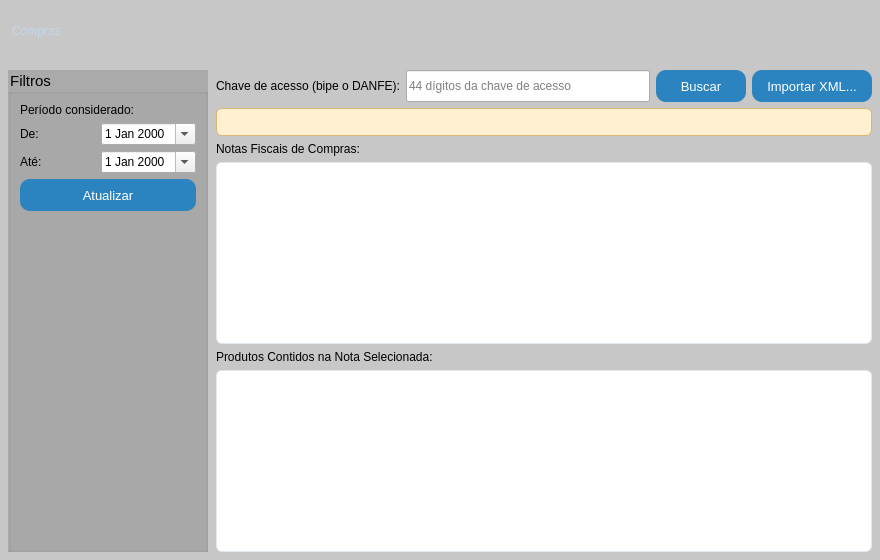
This is src/entradas.ui in rayansl0302/QEstoqueLoja as Qt 5 draws it before an edit. The edited form follows.
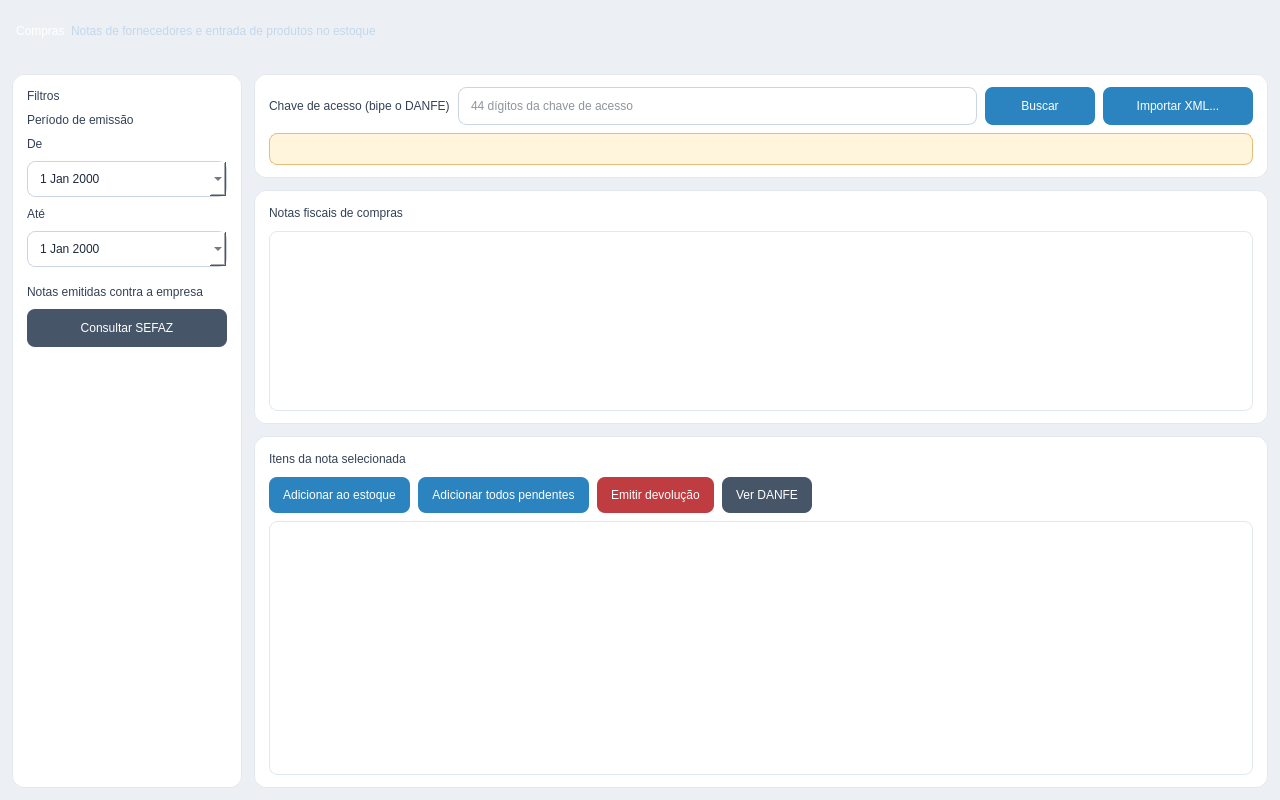
This is the edited form. Icons and pictures are not drawn.

Commit message: feat/compras-adicionar

Diff of the .ui file:
```diff
--- a/src/entradas.ui
+++ b/src/entradas.ui
@@ -6,14 +6,14 @@
    <rect>
     <x>0</x>
     <y>0</y>
-    <width>880</width>
-    <height>560</height>
+    <width>1280</width>
+    <height>800</height>
    </rect>
   </property>
   <property name="minimumSize">
    <size>
-    <width>750</width>
-    <height>480</height>
+    <width>1000</width>
+    <height>640</height>
    </size>
   </property>
   <property name="windowTitle">
@@ -22,15 +22,14 @@
   <property name="styleSheet">
    <string notr="true">
 #Entradas {
-  background-color: rgb(199, 199, 199);
-  background-color: qlineargradient(spread:pad, x1:0, y1:0, x2:1, y2:0,
-    stop:0 rgba(199, 199, 199, 255), stop:1 rgba(170, 170, 170, 255));
+  background-color: rgb(236, 240, 245);
 }
 QPushButton {
   background-color: rgb(43, 132, 191);
   color: rgb(255, 255, 255);
-  font-size: 13px;
-  border-radius: 10px;
+  font: 600 10pt &quot;Segoe UI&quot;;
+  border-radius: 8px;
+  padding: 0 14px;
 }
 QPushButton:hover {
   background-color: rgb(13, 92, 161);
@@ -41,29 +40,80 @@
   font-size: 13px;
   border-radius: 10px;
 }
-QGroupBox {
-  background-color: rgb(170, 170, 170);
-  font: 700 9pt &quot;Segoe UI&quot;;
-  font-size: 15px;
+QPushButton:disabled {
+  background-color: rgb(190, 200, 212);
+  color: rgb(245, 247, 250);
+}
+QPushButton#Btn_Devolucao {
+  background-color: rgb(191, 61, 64);
+}
+QPushButton#Btn_Devolucao:hover {
+  background-color: rgb(160, 40, 44);
+}
+QPushButton#Btn_Devolucao:disabled {
+  background-color: rgb(190, 200, 212);
+}
+QPushButton#Btn_VerDanfe, QPushButton#Btn_ConsultarDF {
+  background-color: rgb(71, 85, 105);
+}
+QPushButton#Btn_VerDanfe:hover, QPushButton#Btn_ConsultarDF:hover {
+  background-color: rgb(51, 65, 85);
+}
+QPushButton#Btn_VerDanfe:disabled {
+  background-color: rgb(190, 200, 212);
+}
+QFrame#frame_Filtros, QFrame#frame_Chave, QFrame#frame_Notas, QFrame#frame_Itens {
+  background-color: white;
+  border: 1px solid #e2e8f0;
+  border-radius: 12px;
+}
+QFrame#frame_Filtros QLabel, QFrame#frame_Chave QLabel, QFrame#frame_Notas QLabel, QFrame#frame_Itens QLabel {
+  background-color: transparent;
+  border: none;
+  color: rgb(51, 65, 85);
+  font: 10pt &quot;Segoe UI&quot;;
+}
+QLabel#Lbl_TituloFiltros, QLabel#Lbl_Chave, QLabel#label, QLabel#label_2 {
+  font: 700 11pt &quot;Ubuntu&quot;;
+  color: rgb(30, 41, 59);
+}
+QLabel#Lbl_ResumoItens, QLabel#Lbl_QtdNotas {
+  color: rgb(100, 116, 139);
+  font: 600 10pt &quot;Segoe UI&quot;;
+}
+QLineEdit, QDateEdit {
+  background-color: white;
+  border: 1px solid #cbd5e1;
+  border-radius: 8px;
+  padding: 0 10px;
+  font: 11pt &quot;Segoe UI&quot;;
+  color: rgb(30, 41, 59);
+}
+QLineEdit:focus, QDateEdit:focus {
+  border: 2px solid rgb(43, 132, 191);
 }
 QTableView {
   background-color: #ffffff;
-  alternate-background-color: #dce9f5;
+  alternate-background-color: #f1f5f9;
   border: 1px solid #e2e8f0;
-  border-radius: 6px;
+  border-radius: 8px;
   gridline-color: #e2e8f0;
   selection-background-color: rgb(43, 132, 191);
   selection-color: #ffffff;
+  font: 10pt &quot;Segoe UI&quot;;
   outline: none;
 }
+QTableView::item {
+  padding: 4px 6px;
+}
 QHeaderView::section {
   background-color: #f1f5f9;
   color: #475569;
-  font: 600 9pt &quot;Ubuntu&quot;;
+  font: 700 9pt &quot;Ubuntu&quot;;
   border: none;
   border-bottom: 2px solid #e2e8f0;
   border-right: 1px solid #e2e8f0;
-  padding: 6px 10px;
+  padding: 8px 10px;
 }
 QHeaderView::section:last {
   border-right: none;
@@ -83,7 +133,7 @@
 }
    </string>
   </property>
-  <layout class="QGridLayout" name="gridLayout">
+  <layout class="QVBoxLayout" name="rootLayout">
    <property name="spacing">
     <number>0</number>
    </property>
@@ -97,9 +147,9 @@
     <number>0</number>
    </property>
    <property name="bottomMargin">
-    <number>8</number>
+    <number>0</number>
    </property>
-   <item row="0" column="0" colspan="2">
+   <item>
     <widget class="QFrame" name="frameHeaderBar">
      <property name="minimumSize">
       <size>
@@ -120,22 +170,6 @@
     stop:0 rgb(38, 62, 92), stop:1 rgb(24, 42, 66));
   border-bottom: 2px solid rgb(43, 132, 191);
 }
-QPushButton {
-  background-color: transparent;
-  font: 600 10pt &quot;Segoe UI&quot;;
-  color: rgb(195, 215, 235);
-  border: none;
-  border-radius: 7px;
-  padding: 4px 12px;
-}
-QPushButton:hover {
-  background-color: rgba(43, 132, 191, 150);
-  color: white;
-}
-QPushButton:pressed {
-  background-color: rgba(153, 193, 241, 100);
-  color: white;
-}
 QLabel {
   color: rgb(195, 215, 235);
   background-color: transparent;
@@ -148,21 +182,31 @@
      </property>
      <layout class="QHBoxLayout" name="headerLayout">
       <property name="leftMargin">
-       <number>12</number>
+       <number>16</number>
       </property>
       <property name="rightMargin">
-       <number>12</number>
+       <number>16</number>
       </property>
       <item>
        <widget class="QLabel" name="label_3">
         <property name="styleSheet">
-         <string notr="true">font: 700 14pt &quot;Ubuntu&quot;;</string>
+         <string notr="true">font: 700 14pt &quot;Ubuntu&quot;; color: white;</string>
         </property>
         <property name="text">
          <string>Compras</string>
         </property>
        </widget>
       </item>
+      <item>
+       <widget class="QLabel" name="Lbl_SubtituloHeader">
+        <property name="styleSheet">
+         <string notr="true">font: 10pt &quot;Segoe UI&quot;;</string>
+        </property>
+        <property name="text">
+         <string>Notas de fornecedores e entrada de produtos no estoque</string>
+        </property>
+       </widget>
+      </item>
       <item>
        <spacer name="headerSpacer">
         <property name="orientation">
@@ -179,25 +223,25 @@
      </layout>
     </widget>
    </item>
-   <item row="1" column="0" colspan="2">
+   <item>
     <layout class="QHBoxLayout" name="contentLayout">
      <property name="spacing">
-      <number>8</number>
+      <number>12</number>
      </property>
      <property name="leftMargin">
-      <number>8</number>
+      <number>12</number>
      </property>
      <property name="topMargin">
-      <number>8</number>
+      <number>12</number>
      </property>
      <property name="rightMargin">
-      <number>8</number>
+      <number>12</number>
      </property>
      <property name="bottomMargin">
-      <number>0</number>
+      <number>12</number>
      </property>
      <item>
-      <widget class="QGroupBox" name="groupBox">
+      <widget class="QFrame" name="frame_Filtros">
        <property name="sizePolicy">
         <sizepolicy hsizetype="Fixed" vsizetype="Preferred">
          <horstretch>0</horstretch>
@@ -206,73 +250,132 @@
        </property>
        <property name="minimumSize">
         <size>
-         <width>200</width>
+         <width>230</width>
          <height>0</height>
         </size>
        </property>
        <property name="maximumSize">
         <size>
-         <width>200</width>
+         <width>230</width>
          <height>16777215</height>
         </size>
        </property>
-       <property name="title">
+       <layout class="QVBoxLayout" name="vl_filtros">
+        <property name="spacing">
+         <number>10</number>
+        </property>
+        <property name="leftMargin">
+         <number>14</number>
+        </property>
+        <property name="topMargin">
+         <number>14</number>
+        </property>
+        <property name="rightMargin">
+         <number>14</number>
+        </property>
+        <property name="bottomMargin">
+         <number>14</number>
+        </property>
+        <item>
+         <widget class="QLabel" name="Lbl_TituloFiltros">
+          <property name="text">
         <string>Filtros</string>
        </property>
-       <layout class="QVBoxLayout" name="verticalLayout_3">
+         </widget>
+        </item>
         <item>
          <widget class="QLabel" name="label_8">
           <property name="text">
-           <string>Período considerado:</string>
+           <string>Período de emissão</string>
           </property>
          </widget>
         </item>
-        <item>
-         <layout class="QHBoxLayout" name="horizontalLayout_4">
           <item>
            <widget class="QLabel" name="label_6">
             <property name="text">
-             <string>De:</string>
+           <string>De</string>
             </property>
            </widget>
           </item>
           <item>
            <widget class="QDateEdit" name="DateEdt_De">
+          <property name="minimumSize">
+           <size>
+            <width>0</width>
+            <height>36</height>
+           </size>
+          </property>
             <property name="calendarPopup">
              <bool>true</bool>
             </property>
            </widget>
           </item>
-         </layout>
-        </item>
-        <item>
-         <layout class="QHBoxLayout" name="horizontalLayout_5">
           <item>
            <widget class="QLabel" name="label_7">
             <property name="text">
-             <string>Até:</string>
+           <string>Até</string>
             </property>
            </widget>
           </item>
           <item>
            <widget class="QDateEdit" name="DateEdt_Ate">
+          <property name="minimumSize">
+           <size>
+            <width>0</width>
+            <height>36</height>
+           </size>
+          </property>
             <property name="calendarPopup">
              <bool>true</bool>
             </property>
            </widget>
           </item>
-         </layout>
+        <item>
+         <spacer name="filtroSep">
+          <property name="orientation">
+           <enum>Qt::Orientation::Vertical</enum>
+          </property>
+          <property name="sizeType">
+           <enum>QSizePolicy::Policy::Fixed</enum>
+          </property>
+          <property name="sizeHint" stdset="0">
+           <size>
+            <width>20</width>
+            <height>8</height>
+           </size>
+          </property>
+         </spacer>
+        </item>
+        <item>
+         <widget class="QLabel" name="Lbl_SefazTitulo">
+          <property name="text">
+           <string>Notas emitidas contra a empresa</string>
+          </property>
+          <property name="wordWrap">
+           <bool>true</bool>
+          </property>
+         </widget>
         </item>
         <item>
          <widget class="QPushButton" name="Btn_ConsultarDF">
           <property name="minimumSize">
            <size>
             <width>0</width>
-            <height>32</height>
+            <height>38</height>
            </size>
           </property>
           <property name="text">
-           <string>Atualizar</string>
+           <string>Consultar SEFAZ</string>
+          </property>
+          <property name="icon">
+           <iconset resource="../Imagens/recursosImg.qrc">
+            <normaloff>:/QEstoqueLOja/restart.svg</normaloff>:/QEstoqueLOja/restart.svg</iconset>
+          </property>
+          <property name="iconSize">
+           <size>
+            <width>18</width>
+            <height>18</height>
+           </size>
           </property>
          </widget>
         </item>
@@ -295,20 +398,35 @@
      <item>
       <layout class="QVBoxLayout" name="tablesLayout">
        <property name="spacing">
-        <number>6</number>
+        <number>12</number>
+       </property>
+       <item>
+        <widget class="QFrame" name="frame_Chave">
+         <layout class="QVBoxLayout" name="vl_chave">
+          <property name="spacing">
+           <number>8</number>
+          </property>
+          <property name="leftMargin">
+           <number>14</number>
+          </property>
+          <property name="topMargin">
+           <number>12</number>
+          </property>
+          <property name="rightMargin">
+           <number>14</number>
+          </property>
+          <property name="bottomMargin">
+           <number>12</number>
        </property>
        <item>
         <layout class="QHBoxLayout" name="chaveLayout">
          <property name="spacing">
-          <number>6</number>
+             <number>8</number>
          </property>
          <item>
           <widget class="QLabel" name="Lbl_Chave">
-           <property name="styleSheet">
-            <string notr="true">font: 700 10pt &quot;Ubuntu&quot;;</string>
-           </property>
            <property name="text">
-            <string>Chave de acesso (bipe o DANFE):</string>
+               <string>Chave de acesso (bipe o DANFE)</string>
            </property>
           </widget>
          </item>
@@ -317,7 +435,7 @@
            <property name="minimumSize">
             <size>
              <width>0</width>
-             <height>32</height>
+                <height>38</height>
             </size>
            </property>
            <property name="placeholderText">
@@ -332,13 +450,23 @@
           <widget class="QPushButton" name="Btn_BuscarChave">
            <property name="minimumSize">
             <size>
-             <width>90</width>
-             <height>32</height>
+                <width>110</width>
+                <height>38</height>
             </size>
            </property>
            <property name="text">
             <string>Buscar</string>
            </property>
+              <property name="icon">
+               <iconset resource="../Imagens/recursosImg.qrc">
+                <normaloff>:/QEstoqueLOja/edit-find.svg</normaloff>:/QEstoqueLOja/edit-find.svg</iconset>
+              </property>
+              <property name="iconSize">
+               <size>
+                <width>18</width>
+                <height>18</height>
+               </size>
+              </property>
            <property name="autoDefault">
             <bool>false</bool>
            </property>
@@ -348,13 +476,26 @@
           <widget class="QPushButton" name="Btn_ImportarXml">
            <property name="minimumSize">
             <size>
-             <width>120</width>
-             <height>32</height>
-            </size>
-           </property>
+                <width>150</width>
+                <height>38</height>
+               </size>
+              </property>
+              <property name="toolTip">
+               <string>Lança a nota a partir do XML enviado pelo fornecedor. Não precisa de certificado.</string>
+              </property>
            <property name="text">
             <string>Importar XML...</string>
            </property>
+              <property name="icon">
+               <iconset resource="../Imagens/recursosImg.qrc">
+                <normaloff>:/QEstoqueLOja/story-editor.svg</normaloff>:/QEstoqueLOja/story-editor.svg</iconset>
+              </property>
+              <property name="iconSize">
+               <size>
+                <width>18</width>
+                <height>18</height>
+               </size>
+              </property>
            <property name="autoDefault">
             <bool>false</bool>
            </property>
@@ -368,7 +509,7 @@
           <bool>false</bool>
          </property>
          <property name="styleSheet">
-          <string notr="true">color: rgb(120, 60, 0); background-color: rgb(255, 240, 210); border: 1px solid rgb(220, 180, 110); border-radius: 6px; padding: 6px;</string>
+             <string notr="true">color: rgb(120, 60, 0); background-color: rgb(255, 244, 220); border: 1px solid rgb(230, 190, 120); border-radius: 8px; padding: 8px 10px; font: 10pt &quot;Segoe UI&quot;;</string>
          </property>
          <property name="text">
           <string/>
@@ -378,20 +519,68 @@
          </property>
         </widget>
        </item>
+         </layout>
+        </widget>
+       </item>
+       <item>
+        <widget class="QFrame" name="frame_Notas">
+         <property name="sizePolicy">
+          <sizepolicy hsizetype="Expanding" vsizetype="Expanding">
+           <horstretch>0</horstretch>
+           <verstretch>2</verstretch>
+          </sizepolicy>
+         </property>
+         <layout class="QVBoxLayout" name="vl_notas">
+          <property name="spacing">
+           <number>8</number>
+          </property>
+          <property name="leftMargin">
+           <number>14</number>
+          </property>
+          <property name="topMargin">
+           <number>12</number>
+          </property>
+          <property name="rightMargin">
+           <number>14</number>
+          </property>
+          <property name="bottomMargin">
+           <number>12</number>
+          </property>
+          <item>
+           <layout class="QHBoxLayout" name="hl_notas_header">
        <item>
         <widget class="QLabel" name="label">
-         <property name="styleSheet">
-          <string notr="true">font: 700 10pt &quot;Ubuntu&quot;;</string>
-         </property>
+              <property name="text">
+               <string>Notas fiscais de compras</string>
+              </property>
+             </widget>
+            </item>
+            <item>
+             <spacer name="notasSpacer">
+              <property name="orientation">
+               <enum>Qt::Orientation::Horizontal</enum>
+              </property>
+              <property name="sizeHint" stdset="0">
+               <size>
+                <width>40</width>
+                <height>20</height>
+               </size>
+              </property>
+             </spacer>
+            </item>
+            <item>
+             <widget class="QLabel" name="Lbl_QtdNotas">
          <property name="text">
-          <string>Notas Fiscais de Compras:</string>
-         </property>
-        </widget>
+               <string/>
+              </property>
+             </widget>
+            </item>
+           </layout>
        </item>
        <item>
         <widget class="QTableView" name="Tview_Entradas">
          <property name="sizePolicy">
-          <sizepolicy hsizetype="Expanding" vsizetype="Preferred">
+             <sizepolicy hsizetype="Expanding" vsizetype="Expanding">
            <horstretch>0</horstretch>
            <verstretch>0</verstretch>
           </sizepolicy>
@@ -413,20 +602,195 @@
          </attribute>
         </widget>
        </item>
+         </layout>
+        </widget>
+       </item>
+       <item>
+        <widget class="QFrame" name="frame_Itens">
+         <property name="sizePolicy">
+          <sizepolicy hsizetype="Expanding" vsizetype="Expanding">
+           <horstretch>0</horstretch>
+           <verstretch>3</verstretch>
+          </sizepolicy>
+         </property>
+         <layout class="QVBoxLayout" name="vl_itens">
+          <property name="spacing">
+           <number>8</number>
+          </property>
+          <property name="leftMargin">
+           <number>14</number>
+          </property>
+          <property name="topMargin">
+           <number>12</number>
+          </property>
+          <property name="rightMargin">
+           <number>14</number>
+          </property>
+          <property name="bottomMargin">
+           <number>12</number>
+          </property>
+          <item>
+           <layout class="QHBoxLayout" name="hl_itens_header">
+            <property name="spacing">
+             <number>8</number>
+            </property>
        <item>
         <widget class="QLabel" name="label_2">
-         <property name="styleSheet">
-          <string notr="true">font: 700 10pt &quot;Ubuntu&quot;;</string>
-         </property>
+              <property name="text">
+               <string>Itens da nota selecionada</string>
+              </property>
+             </widget>
+            </item>
+            <item>
+             <widget class="QLabel" name="Lbl_ResumoItens">
          <property name="text">
-          <string>Produtos Contidos na Nota Selecionada:</string>
-         </property>
-        </widget>
+               <string/>
+              </property>
+             </widget>
+            </item>
+            <item>
+             <spacer name="itensSpacer">
+              <property name="orientation">
+               <enum>Qt::Orientation::Horizontal</enum>
+              </property>
+              <property name="sizeHint" stdset="0">
+               <size>
+                <width>40</width>
+                <height>20</height>
+               </size>
+              </property>
+             </spacer>
+            </item>
+           </layout>
+          </item>
+          <item>
+           <layout class="QHBoxLayout" name="hl_itens_acoes">
+            <property name="spacing">
+             <number>8</number>
+            </property>
+            <item>
+             <widget class="QPushButton" name="Btn_AdicionarEstoque">
+              <property name="minimumSize">
+               <size>
+                <width>0</width>
+                <height>36</height>
+               </size>
+              </property>
+              <property name="toolTip">
+               <string>Lança o item selecionado no estoque conferindo o código de barras.</string>
+              </property>
+              <property name="text">
+               <string>Adicionar ao estoque</string>
+              </property>
+              <property name="icon">
+               <iconset resource="../Imagens/recursosImg.qrc">
+                <normaloff>:/QEstoqueLOja/add-product.svg</normaloff>:/QEstoqueLOja/add-product.svg</iconset>
+              </property>
+              <property name="iconSize">
+               <size>
+                <width>18</width>
+                <height>18</height>
+               </size>
+              </property>
+             </widget>
+            </item>
+            <item>
+             <widget class="QPushButton" name="Btn_AdicionarTodos">
+              <property name="minimumSize">
+               <size>
+                <width>0</width>
+                <height>36</height>
+               </size>
+              </property>
+              <property name="toolTip">
+               <string>Lança de uma vez todos os itens desta nota que ainda não estão no estoque.</string>
+              </property>
+              <property name="text">
+               <string>Adicionar todos pendentes</string>
+              </property>
+              <property name="icon">
+               <iconset resource="../Imagens/recursosImg.qrc">
+                <normaloff>:/QEstoqueLOja/vcs-added.svg</normaloff>:/QEstoqueLOja/vcs-added.svg</iconset>
+              </property>
+              <property name="iconSize">
+               <size>
+                <width>18</width>
+                <height>18</height>
+               </size>
+              </property>
+             </widget>
+            </item>
+            <item>
+             <widget class="QPushButton" name="Btn_Devolucao">
+              <property name="minimumSize">
+               <size>
+                <width>0</width>
+                <height>36</height>
+               </size>
+              </property>
+              <property name="toolTip">
+               <string>Emite a NF-e de devolução dos itens selecionados.</string>
+              </property>
+              <property name="text">
+               <string>Emitir devolução</string>
+              </property>
+              <property name="icon">
+               <iconset resource="../Imagens/recursosImg.qrc">
+                <normaloff>:/QEstoqueLOja/amarok-cart-remove.svg</normaloff>:/QEstoqueLOja/amarok-cart-remove.svg</iconset>
+              </property>
+              <property name="iconSize">
+               <size>
+                <width>18</width>
+                <height>18</height>
+               </size>
+              </property>
+             </widget>
+            </item>
+            <item>
+             <widget class="QPushButton" name="Btn_VerDanfe">
+              <property name="minimumSize">
+               <size>
+                <width>0</width>
+                <height>36</height>
+               </size>
+              </property>
+              <property name="toolTip">
+               <string>Abre o DANFE da nota selecionada.</string>
+              </property>
+              <property name="text">
+               <string>Ver DANFE</string>
+              </property>
+              <property name="icon">
+               <iconset resource="../Imagens/recursosImg.qrc">
+                <normaloff>:/QEstoqueLOja/document-print.svg</normaloff>:/QEstoqueLOja/document-print.svg</iconset>
+              </property>
+              <property name="iconSize">
+               <size>
+                <width>18</width>
+                <height>18</height>
+               </size>
+              </property>
+             </widget>
+            </item>
+            <item>
+             <spacer name="acoesSpacer">
+              <property name="orientation">
+               <enum>Qt::Orientation::Horizontal</enum>
+              </property>
+              <property name="sizeHint" stdset="0">
+               <size>
+                <width>40</width>
+                <height>20</height>
+               </size>
+              </property>
+             </spacer>
+            </item>
+           </layout>
        </item>
        <item>
         <widget class="QTableView" name="Tview_ProdutosNota">
          <property name="sizePolicy">
-          <sizepolicy hsizetype="Expanding" vsizetype="Preferred">
+             <sizepolicy hsizetype="Expanding" vsizetype="Expanding">
            <horstretch>0</horstretch>
            <verstretch>0</verstretch>
           </sizepolicy>
@@ -452,10 +816,13 @@
         </widget>
        </item>
       </layout>
+        </widget>
      </item>
     </layout>
    </item>
   </layout>
+   </item>
+  </layout>
  </widget>
  <resources/>
  <connections/>
```
Left out of the diff: 10 changed lines with no effect on the pictures. Lines whose indentation alone changed are shown as unchanged. The commit also changes 20 other files.
